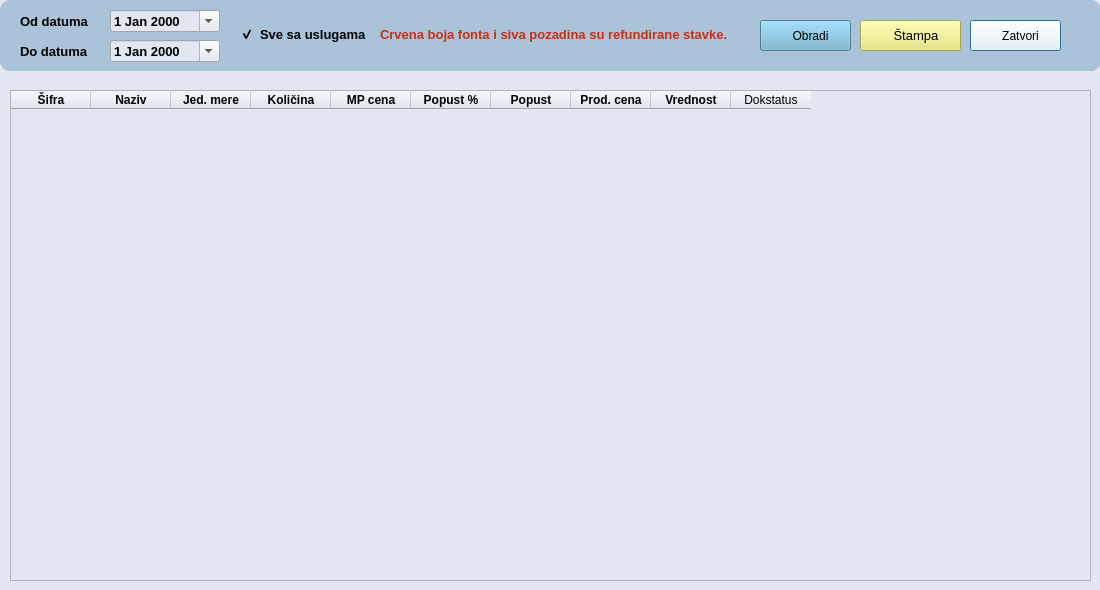
Above: ui/sintetika.ui from ljuba17/desktop_pos before the change. Below: the same form after it.
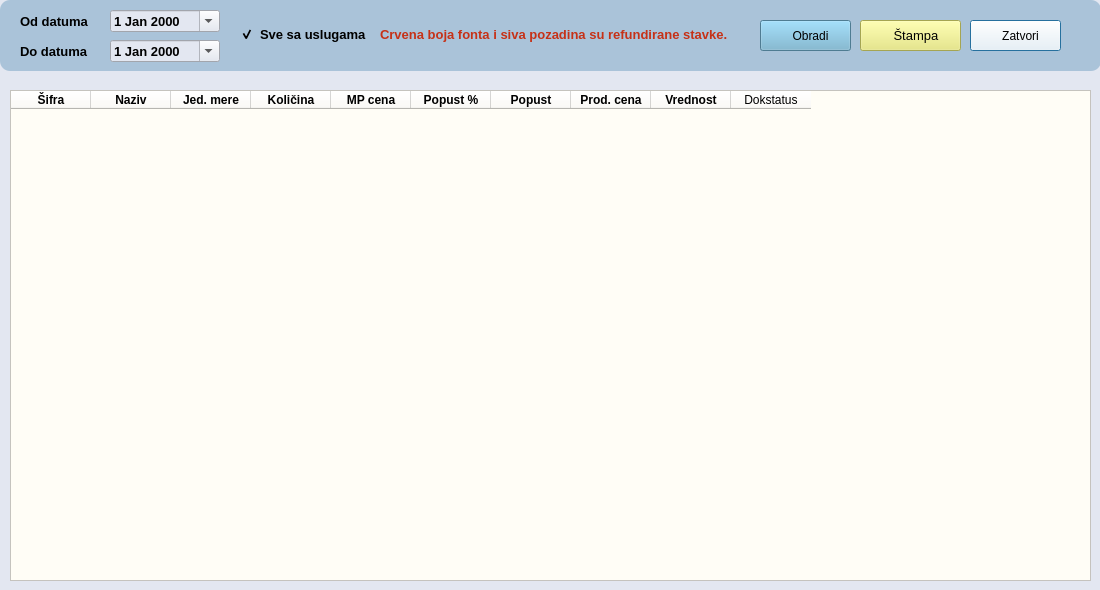
That is the form after the change. Icons and pictures are not drawn.

The edit to the form file:
```diff
--- a/ui/sintetika.ui
+++ b/ui/sintetika.ui
@@ -308,7 +308,7 @@
     </rect>
    </property>
    <property name="styleSheet">
-    <string notr="true"/>
+    <string notr="true">background-color: #FFFDF6;</string>
    </property>
    <attribute name="horizontalHeaderDefaultSectionSize">
     <number>80</number>
```
